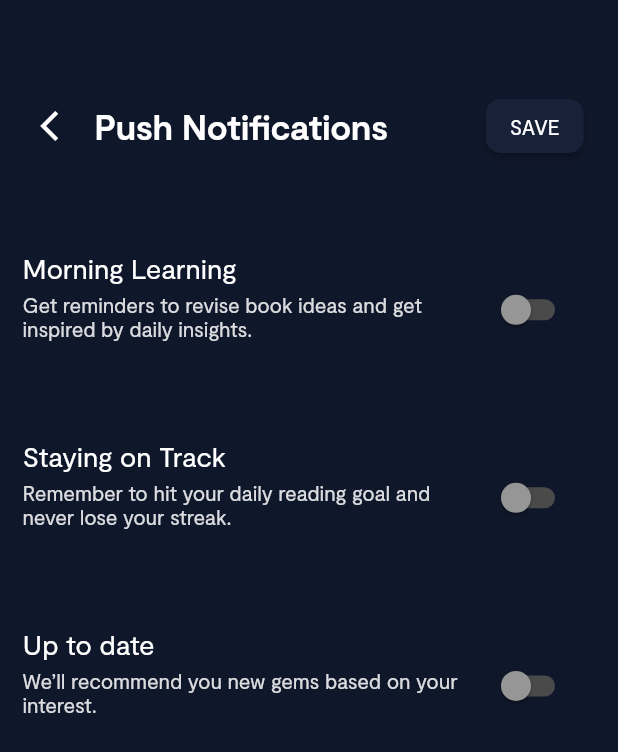
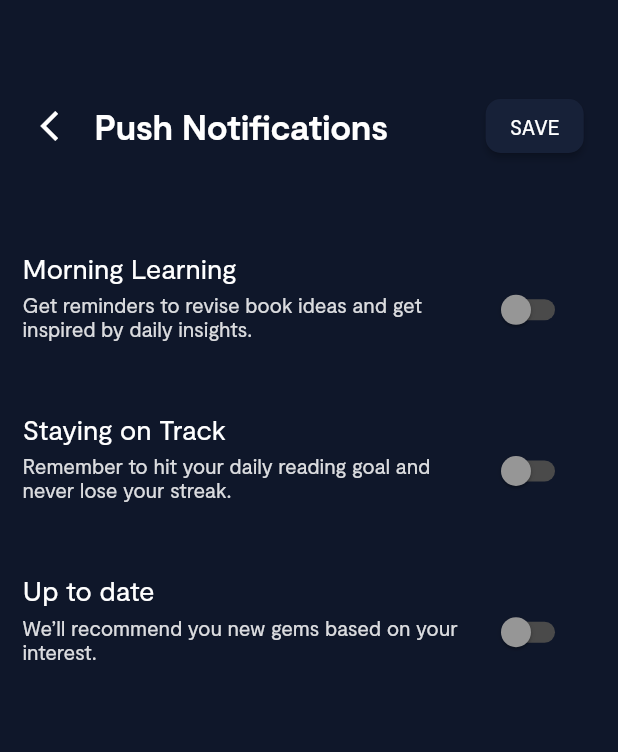
Before and after one commit to BerkayAkdenx/develop_berkay, a Flutter app: the PushNotificationPage screen opened directly, on a phone screen of 412 x 824 dp. Shown: the top 752 px of the screen. Run offline on Flutter 3.47's test engine with Material 2 defaults, Android fonts, the phone set to English and light mode, and no system bars; drawn by our look-alikes of auto_size_text; our stand-ins replace flutter_screenutil.

Commit message:
new fixes
- fixed padding in edit profile page
- fixed padding in push notification

```diff
--- a/profile_bitely/lib/feature/settings/pages/edit_page.dart
+++ b/profile_bitely/lib/feature/settings/pages/edit_page.dart
@@ -50,7 +50,6 @@ class EditPage extends StatelessWidget {
             Container(
               color: AppColors.settingRowBackground,
               height: 65.h,
-              child: Padding(
               padding: AppSpacings.sL15,
               child: Row(
                 children: [
@@ -70,12 +69,10 @@ class EditPage extends StatelessWidget {
                 ],
               ),
             ),
-            ),
             // this row is Full name
             Container(
               color: AppColors.settingRowBackground,
               height: 65.h,
-              child: Padding(
               padding: AppSpacings.sL15,
               child: Row(
                 children: [
@@ -93,7 +90,6 @@ class EditPage extends StatelessWidget {
                         .copyWith(color: AppColors.whiteOpasity),
                   )
                 ],
-                ),
               ),
             ),
             //this row is Password
--- a/profile_bitely/lib/feature/settings/pages/push_notification_page.dart
+++ b/profile_bitely/lib/feature/settings/pages/push_notification_page.dart
@@ -31,9 +31,8 @@ class _PushNotificationPageState extends State<PushNotificationPage> {
             },
           ),
           SizedBox(height: 50.h),
-          SizedBox(
+          Container(
             height: 65.h,
-            child: Padding(
             padding: AppSpacings.sL15,
             child: Row(
               children: [
@@ -56,11 +55,9 @@ class _PushNotificationPageState extends State<PushNotificationPage> {
               ],
             ),
           ),
-          ),
-          SizedBox(height: 40.h),
-          SizedBox(
+          SizedBox(height: 25.h),
+          Container(
             height: 65.h,
-            child: Padding(
             padding: AppSpacings.sL15,
             child: Row(
               children: [
@@ -83,11 +80,9 @@ class _PushNotificationPageState extends State<PushNotificationPage> {
               ],
             ),
           ),
-          ),
-          SizedBox(height: 40.h),
-          SizedBox(
+          SizedBox(height: 25.h),
+          Container(
             height: 65.h,
-            child: Padding(
             padding: AppSpacings.sL15,
             child: Row(
               children: [
@@ -109,7 +104,6 @@ class _PushNotificationPageState extends State<PushNotificationPage> {
                 )
               ],
             ),
-            ),
           )
         ],
       ),
--- a/profile_bitely/pubspec.yaml
+++ b/profile_bitely/pubspec.yaml
@@ -38,6 +38,7 @@ dependencies:
   flutter_screenutil: ^5.7.0
   hive: ^2.2.3
   auto_size_text: ^3.0.0
+
 
 dev_dependencies:
   flutter_test:
```
Also changed, not shown: profile_bitely/pubspec.lock, 1 other file. Lines whose indentation alone changed are shown as unchanged.
